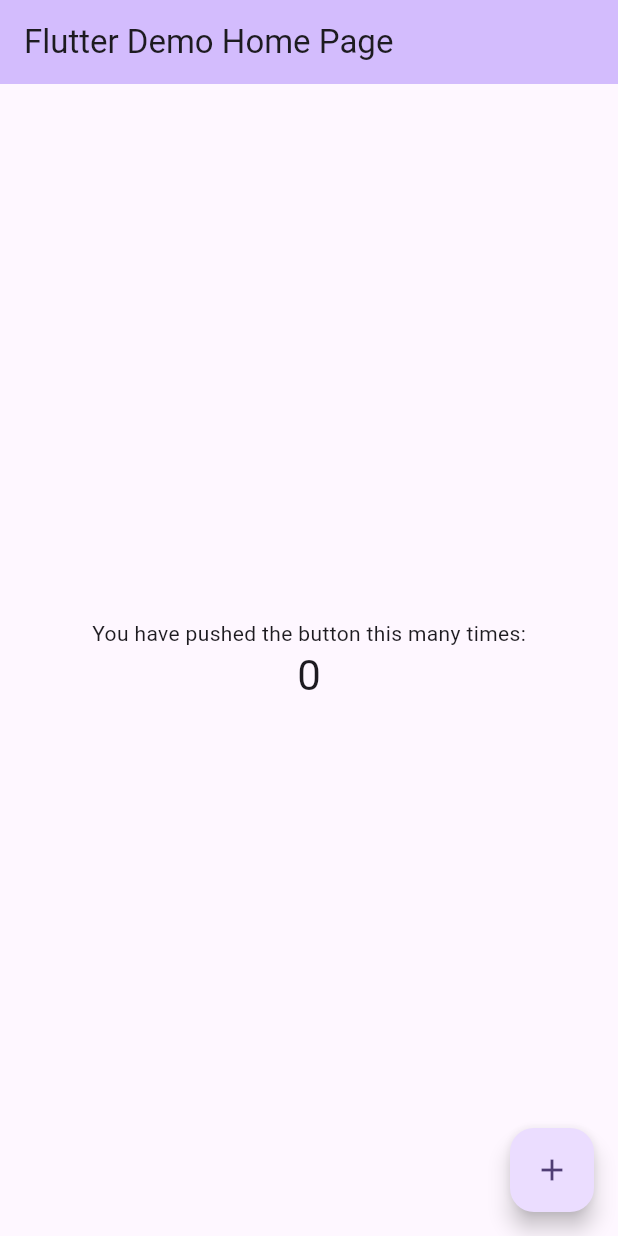
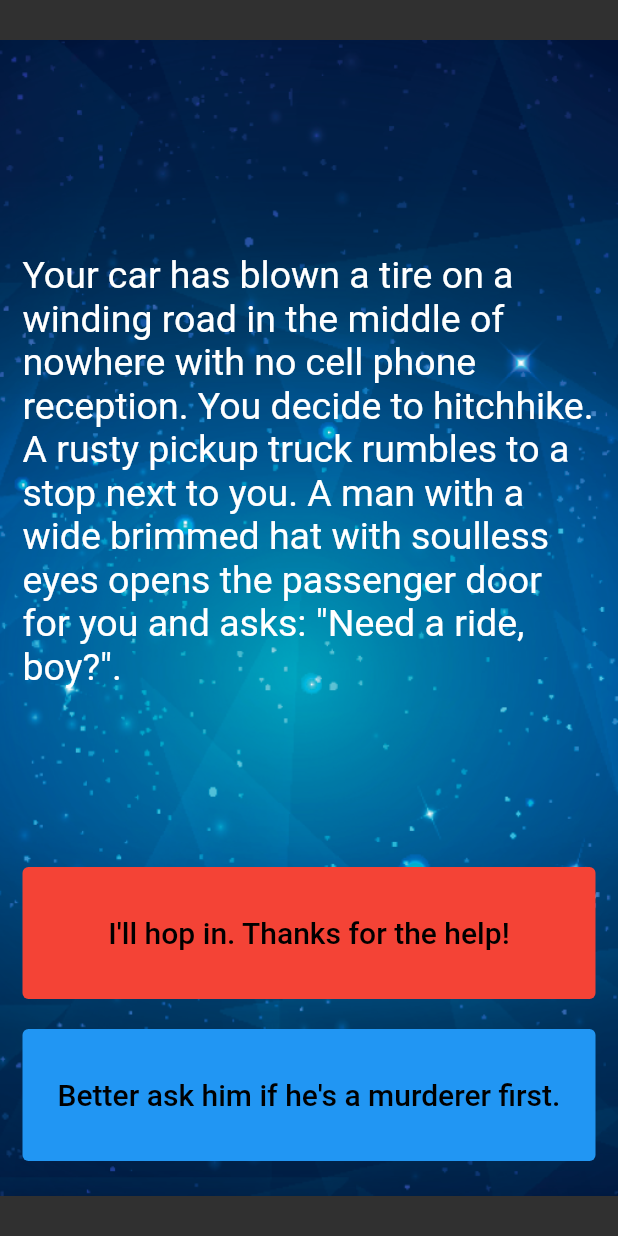
Before and after one commit to MarcSa/destini, a Flutter app: the screen it shows after launch, on a phone screen of 412 x 824 dp. Run offline on Flutter 3.47's test engine with Material 2 defaults, Android fonts, the phone set to English and light mode, and no system bars.

Commit message:
Challenge done!!!!

```diff
--- a/lib/main.dart
+++ b/lib/main.dart
@@ -1,125 +1,102 @@
 import 'package:flutter/material.dart';
+import 'story_brain.dart';
 
-void main() {
-  runApp(const MyApp());
-}
+void main() => runApp(Destini());
 
-class MyApp extends StatelessWidget {
-  const MyApp({super.key});
-
-  // This widget is the root of your application.
-  @override
+class Destini extends StatelessWidget {
   Widget build(BuildContext context) {
     return MaterialApp(
-      title: 'Flutter Demo',
-      theme: ThemeData(
-        // This is the theme of your application.
-        //
-        // TRY THIS: Try running your application with "flutter run". You'll see
-        // the application has a blue toolbar. Then, without quitting the app,
-        // try changing the seedColor in the colorScheme below to Colors.green
-        // and then invoke "hot reload" (save your changes or press the "hot
-        // reload" button in a Flutter-supported IDE, or press "r" if you used
-        // the command line to start the app).
-        //
-        // Notice that the counter didn't reset back to zero; the application
-        // state is not lost during the reload. To reset the state, use hot
-        // restart instead.
-        //
-        // This works for code too, not just values: Most code changes can be
-        // tested with just a hot reload.
-        colorScheme: ColorScheme.fromSeed(seedColor: Colors.deepPurple),
-        useMaterial3: true,
-      ),
-      home: const MyHomePage(title: 'Flutter Demo Home Page'),
+      theme: ThemeData.dark(),
+      home: StoryPage(),
     );
   }
 }
 
-class MyHomePage extends StatefulWidget {
-  const MyHomePage({super.key, required this.title});
+StoryBrain storyBrain = StoryBrain();
 
-  // This widget is the home page of your application. It is stateful, meaning
-  // that it has a State object (defined below) that contains fields that affect
-  // how it looks.
-
-  // This class is the configuration for the state. It holds the values (in this
-  // case the title) provided by the parent (in this case the App widget) and
-  // used by the build method of the State. Fields in a Widget subclass are
-  // always marked "final".
-
-  final String title;
-
-  @override
-  State<MyHomePage> createState() => _MyHomePageState();
+class StoryPage extends StatefulWidget {
+  _StoryPageState createState() => _StoryPageState();
 }
 
-class _MyHomePageState extends State<MyHomePage> {
-  int _counter = 0;
-
-  void _incrementCounter() {
-    setState(() {
-      // This call to setState tells the Flutter framework that something has
-      // changed in this State, which causes it to rerun the build method below
-      // so that the display can reflect the updated values. If we changed
-      // _counter without calling setState(), then the build method would not be
-      // called again, and so nothing would appear to happen.
-      _counter++;
-    });
-  }
-
+class _StoryPageState extends State<StoryPage> {
   @override
   Widget build(BuildContext context) {
-    // This method is rerun every time setState is called, for instance as done
-    // by the _incrementCounter method above.
-    //
-    // The Flutter framework has been optimized to make rerunning build methods
-    // fast, so that you can just rebuild anything that needs updating rather
-    // than having to individually change instances of widgets.
     return Scaffold(
-      appBar: AppBar(
-        // TRY THIS: Try changing the color here to a specific color (to
-        // Colors.amber, perhaps?) and trigger a hot reload to see the AppBar
-        // change color while the other colors stay the same.
-        backgroundColor: Theme.of(context).colorScheme.inversePrimary,
-        // Here we take the value from the MyHomePage object that was created by
-        // the App.build method, and use it to set our appbar title.
-        title: Text(widget.title),
-      ),
-      body: Center(
-        // Center is a layout widget. It takes a single child and positions it
-        // in the middle of the parent.
-        child: Column(
-          // Column is also a layout widget. It takes a list of children and
-          // arranges them vertically. By default, it sizes itself to fit its
-          // children horizontally, and tries to be as tall as its parent.
-          //
-          // Column has various properties to control how it sizes itself and
-          // how it positions its children. Here we use mainAxisAlignment to
-          // center the children vertically; the main axis here is the vertical
-          // axis because Columns are vertical (the cross axis would be
-          // horizontal).
-          //
-          // TRY THIS: Invoke "debug painting" (choose the "Toggle Debug Paint"
-          // action in the IDE, or press "p" in the console), to see the
-          // wireframe for each widget.
-          mainAxisAlignment: MainAxisAlignment.center,
-          children: <Widget>[
-            const Text(
-              'You have pushed the button this many times:',
-            ),
-            Text(
-              '$_counter',
-              style: Theme.of(context).textTheme.headlineMedium,
-            ),
-          ],
+      body: Container(
+        decoration: BoxDecoration(
+          image: DecorationImage(
+            image: AssetImage('images/background.png'),
+          ),
+        ),
+        padding: EdgeInsets.symmetric(vertical: 50.0, horizontal: 15.0),
+        constraints: BoxConstraints.expand(),
+        child: SafeArea(
+          child: Column(
+            crossAxisAlignment: CrossAxisAlignment.stretch,
+            children: [
+              Expanded(
+                flex: 12,
+                child: Center(
+                  child: Text(
+                    storyBrain.getStory(),
+                    style: TextStyle(
+                      fontSize: 25.0,
+                    ),
+                  ),
+                ),
+              ),
+              Expanded(
+                flex: 2,
+                child: TextButton(
+                  onPressed: () {
+                    //Choice 1 made by user.
+                    setState(() {
+                      storyBrain.nextStory(1);
+                    });
+                  },
+                  style: TextButton.styleFrom(
+                    backgroundColor: Colors.red,
+                  ),
+                  child: Text(
+                    storyBrain.getChoice1(),
+                    style: TextStyle(
+                      fontSize: 20.0,
+                      color: Colors.black,
+                    ),
+                  ),
+                ),
+              ),
+              SizedBox(
+                height: 20.0,
+              ),
+              Expanded(
+                flex: 2,
+                child: Visibility(
+                  visible: storyBrain.buttonShouldBeVisible(),
+                  child: TextButton(
+                    onPressed: () {
+                      //Choice 2 made by user.
+                      setState(() {
+                        storyBrain.nextStory(2);
+                      });
+                    },
+                    style: TextButton.styleFrom(
+                      backgroundColor: Colors.blue,
+                    ),
+                    child: Text(
+                      storyBrain.getChoice2(),
+                      style: TextStyle(
+                        fontSize: 20.0,
+                        color: Colors.black,
+                      ),
+                    ),
+                  ),
+                ),
+              ),
+            ],
+          ),
         ),
       ),
-      floatingActionButton: FloatingActionButton(
-        onPressed: _incrementCounter,
-        tooltip: 'Increment',
-        child: const Icon(Icons.add),
-      ), // This trailing comma makes auto-formatting nicer for build methods.
     );
   }
 }
```
Also changed, not shown: lib/story.dart (added, +10 -0 lines), lib/story_brain.dart (added, +83 -0 lines).
